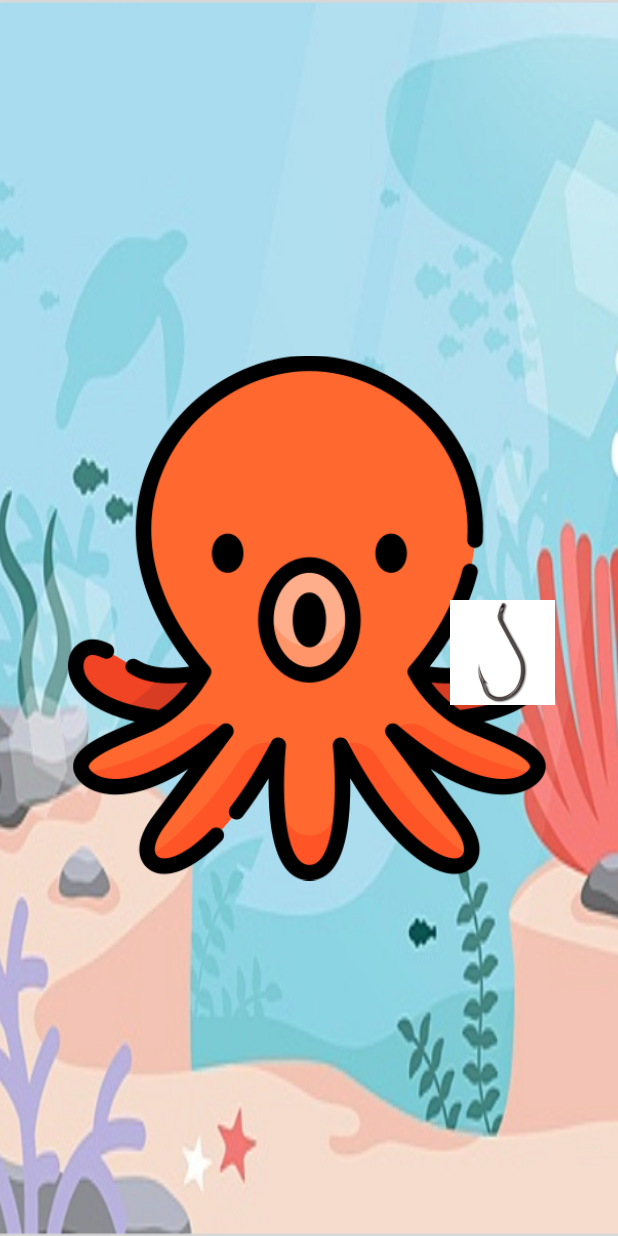
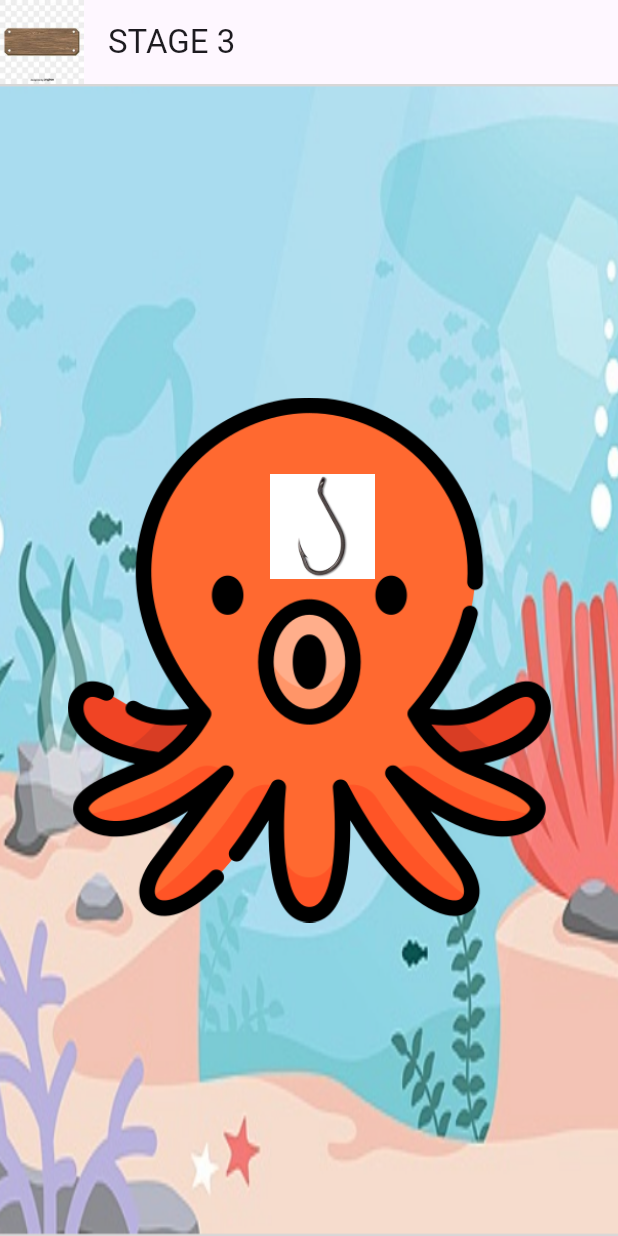
Before and after one commit to jjamk/moonergame_test, a Flutter app: the HealingGameScreen screen opened directly, on a phone screen of 412 x 824 dp. Run offline on Flutter 3.47's test engine with Material 3 defaults, Android fonts, the light colour scheme and no system bars; our stand-ins replace assets_audio_player, image_picker, lottie, speech_to_text; missing offline and left inert: simple_animation_progress_bar; project files that could hold a hidden picture were left out.

Commit message:
healing update

```diff
--- a/lib/healing.dart
+++ b/lib/healing.dart
@@ -20,13 +20,22 @@ class HealingGameScreen extends StatefulWidget {
 class _HealingGameScreenState extends State<HealingGameScreen> {
   bool areWidgetsOverlapping = false;
   bool isShowingNotification = false;
+  bool woundTreated = false;
 
-  double hookLeft = 300; // 낚싯대의 초기 왼쪽 위치
-  double hookTop = 400; // 낚싯대의 초기 위쪽 위치
+  double hookLeft = 180; // 낚싯대의 초기 왼쪽 위치
+  double hookTop = 260; // 낚싯대의 초기 위쪽 위치
 
   @override
   Widget build(BuildContext context) {
     return Scaffold(
+      appBar: AppBar(
+        leading: Image.asset(
+          'assets/images/appbar.png', // AppBar에 표시할 이미지 파일 경로
+          width: 40, // 이미지의 너비 조정
+          height: 40, // 이미지의 높이 조정
+        ),
+        title: Text('STAGE 3'), // AppBar에 표시할 텍스트
+      ),
       body: Stack(
         children: <Widget>[
           // 배경 이미지를 표시하는 컨테이너
@@ -44,8 +53,8 @@ class _HealingGameScreenState extends State<HealingGameScreen> {
                 child: Image.asset('assets/images/mooner.png',
                     width: 350, height: 350, fit: BoxFit.cover)),
           ),
-
-        // 드래그 가능한 낚싯대 이미지를 표시
+          // 문어 이미지를 표시하고 사용자가 갈고리를 빼주는 기능 추가
+          if (!woundTreated)
             Positioned(
               width: 70,
               height: 70,
@@ -55,8 +64,8 @@ class _HealingGameScreenState extends State<HealingGameScreen> {
                 onDragUpdate: (details) {
                   // 드래그가 업데이트 될 때마다 위치 업데이트
                   setState(() {
-                hookLeft += details.globalPosition.dx;
-                hookTop += details.globalPosition.dy;
+                    hookLeft += details.delta.dx;
+                    hookTop += details.delta.dy;
                   });
 
                   // 겹치는지 확인
@@ -73,14 +82,83 @@ class _HealingGameScreenState extends State<HealingGameScreen> {
                   ),
                 ),
                 onDragEnd: (details) {
-              // 드래그가 종료될 때 위치 업데이트하지 않음
-              checkOverlap();
+                  // 문어에 갈고리가 걸린 후에 상처를 표시
+                  setState(() {
+                    woundTreated = true;
+                  });
                 },
                 childWhenDragging: Container(), // 드래그 중에 대체할 위젯
               ),
             ),
+          // 상처 이미지 표시
+          if (woundTreated)
+            Positioned(
+              left: 180,
+              top: 260,
+              child: Image.asset(
+                'assets/images/wound.png',
+                width: 70,
+                height: 70,
+              ),
+            ),
+          // 연고 및 붕대 이미지를 표시하고 사용자가 상처에 적용할 수 있도록 함
+          if (woundTreated && !isShowingNotification)
+            Positioned(
+              left: 250,
+              top: 650,
+              child: Draggable(
+                child: Image.asset(
+                  'assets/images/ointment.png',
+                  width: 70,
+                  height: 70,
+                ),
+                feedback: Image.asset(
+                  'assets/images/ointment.png',
+                  width: 50,
+                  height: 50,
+                ),
+                data: 'ointment', // 드래그 데이터 설정
+                onDragEnd: (details) {
+                  applyTreatment('ointment'); // 연고를 상처에 적용
+                },
+              ),
+            ),
+          if (woundTreated && !isShowingNotification)
+            Positioned(
+              left: 100,
+              top: 650,
+              child: Draggable(
+                child: Image.asset(
+                  'assets/images/bandage.png',
+                  width: 70,
+                  height: 70,
+                ),
+                feedback: Image.asset(
+                  'assets/images/bandage.png',
+                  width: 50,
+                  height: 50,
+                ),
+                data: 'bandage', // 드래그 데이터 설정
+                onDragEnd: (details) {
+                  applyTreatment('bandage'); // 붕대를 상처에 적용
+                },
+              ),
+            ),
         ],
-    ));
+      ),
+    );
+  }
+
+  void bend() {
+    Positioned(
+      left: 180,
+      top: 260,
+      child: Image.asset(
+        'assets/images/bend.png',
+        width: 70,
+        height: 70,
+      ),
+    );
   }
 
   // 겹치는 지 확인하는 메소드
@@ -90,13 +168,9 @@ class _HealingGameScreenState extends State<HealingGameScreen> {
 
     setState(() {
       // 겹치는 지 여부를 확인하고 상태 업데이트
-      //print(position.dx);
-      print(position.dy);
-      // 겹치는지 확인
       areWidgetsOverlapping =
           position.dx >= MediaQuery.of(context).size.width - 100 &&
               position.dy >= 400 &&
-              //position.dx <= MediaQuery.of(context).size.width &&
               position.dy <= 1000;
     });
 
@@ -136,26 +210,53 @@ class _HealingGameScreenState extends State<HealingGameScreen> {
       },
     );
   }
+
+  @override
+  void initState() {
+    super.initState();
   }
-//   void showNotification() {
-//     setState(() {
-//       isShowingNotification = true;
-//     });
 
-//     ScaffoldMessenger.of(context).showSnackBar(
-//       SnackBar(
-//         content: Text('겹치지 않았어요!'),
-//         duration: Duration(seconds: 1),
-//         action: SnackBarAction(
-//           label: '닫기',
-//           onPressed: () {
-//             ScaffoldMessenger.of(context).hideCurrentSnackBar();
-//             setState(() {
-//               isShowingNotification = false;
-//             });
-//           },
-//         ),
-//       ),
-//     );
-//   }
-// }
+  // 드래그한 아이템을 받아 상처를 치료하는 메소드
+  void applyTreatment(String item) {
+    setState(() {
+      isShowingNotification = true; // 알림 표시
+    });
+
+    showDialog(
+      context: context,
+      builder: (BuildContext context) {
+        return AlertDialog(
+          title: Text('치료'),
+          content: Text(
+              item == 'ointment' ? '연고를 발라서 덜 아파 고마워!' : '붕대까지,, 고마워 친구야!!!'),
+          actions: <Widget>[
+            TextButton(
+              onPressed: () {
+                Navigator.of(context).pop();
+                if (item == 'ointment') {
+                  setState(() {
+                    woundTreated = true; // 연고를 적용한 경우 상처를 치료함
+                    isShowingNotification = false; // 알림 닫음
+                  });
+                } else if (item == 'bandage') {
+                  setState(() {
+                    woundTreated = true; // 붕대를 적용한 경우 상처를 치료함
+                    isShowingNotification = false;
+                    // 알림 닫음
+                  });
+                  hookLeft = -100; // 갈고리 위치를 화면 밖으로 이동시킴
+                  hookTop = -100;
+
+                  // 상처 이미지 제거
+                  woundTreated = false;
+                  bend();
+                }
+              },
+              child: Text('확인'),
+            ),
+          ],
+        );
+      },
+    );
+  }
+}
--- a/lib/main.dart
+++ b/lib/main.dart
@@ -1,7 +1,7 @@
 import 'package:flutter/material.dart';
 import 'stage.dart';
 
-//yoyooyoyyyoy
+//yoyooyoyyyoydnd.
 void main() => runApp(MyApp());
 
 class MyApp extends StatelessWidget {
--- a/pubspec.yaml
+++ b/pubspec.yaml
@@ -33,6 +33,7 @@ dependencies:
   camera: ^0.10.5+9
   image_picker: ^1.0.7
 
+
   # The following adds the Cupertino Icons font to your application.
   # Use with the CupertinoIcons class for iOS style icons.
   cupertino_icons: ^1.0.2
@@ -66,6 +67,11 @@ flutter:
 
   # To add assets to your application, add an assets section, like this:
   assets:
+    - assets/images/appbar.png
+    - assets/images/bend.png
+    - assets/images/wound.png
+    - assets/images/ointment.png
+    - assets/images/bandage.png
     - assets/images/bg_home_test.png
     - assets/images/bg_stage_test.png
     - assets/images/mooner.png
```
Also changed, not shown: lib/breathe.dart (+48 -9 lines), lib/stage.dart (+40 -36 lines), assets/images/appbar.png (added), assets/images/bandage.png (added), assets/images/bend.png (added), assets/images/ointment.png (added), assets/images/wound.png (added), pubspec.lock. Lines whose indentation alone changed are shown as unchanged.
